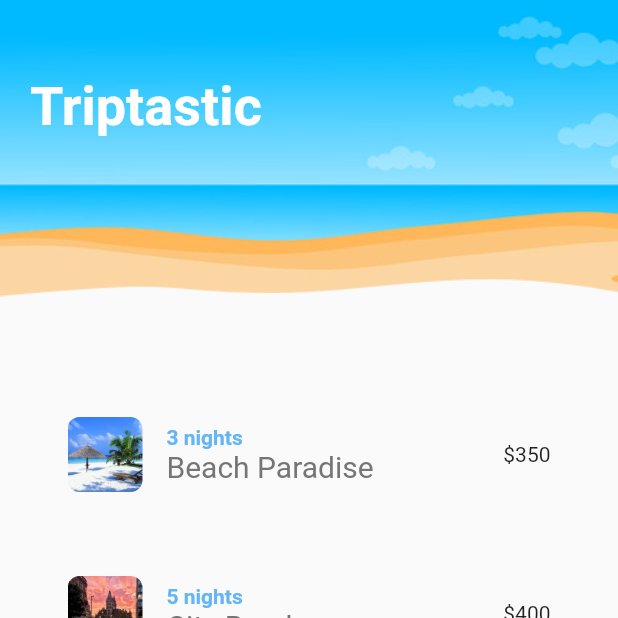
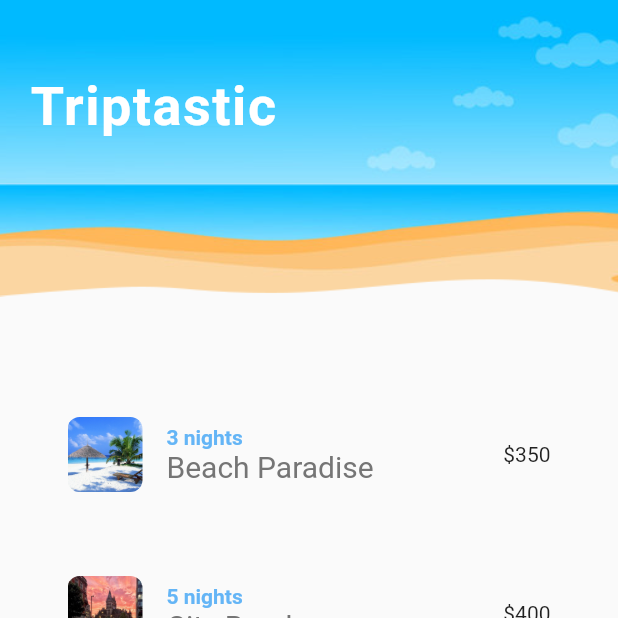
Before and after one commit to kevinjonathan30/triptastic, a Flutter app: the screen it shows after launch, on a phone screen of 412 x 824 dp, the top half of it. Run offline on Flutter 3.47's test engine with Material 2 defaults, Android fonts, the phone set to English and light mode, and no system bars; missing offline and left inert: lipsum.

Commit message:
Added letter spacing

```diff
--- a/lib/shared/screenTitle.dart
+++ b/lib/shared/screenTitle.dart
@@ -10,7 +10,10 @@ class ScreenTitle extends StatelessWidget {
     return Text(
       text,
       style: TextStyle(
-          fontSize: 36, color: Colors.white, fontWeight: FontWeight.bold),
+          fontSize: 36,
+          color: Colors.white,
+          fontWeight: FontWeight.bold,
+          letterSpacing: 1.0),
     );
   }
 }
```
